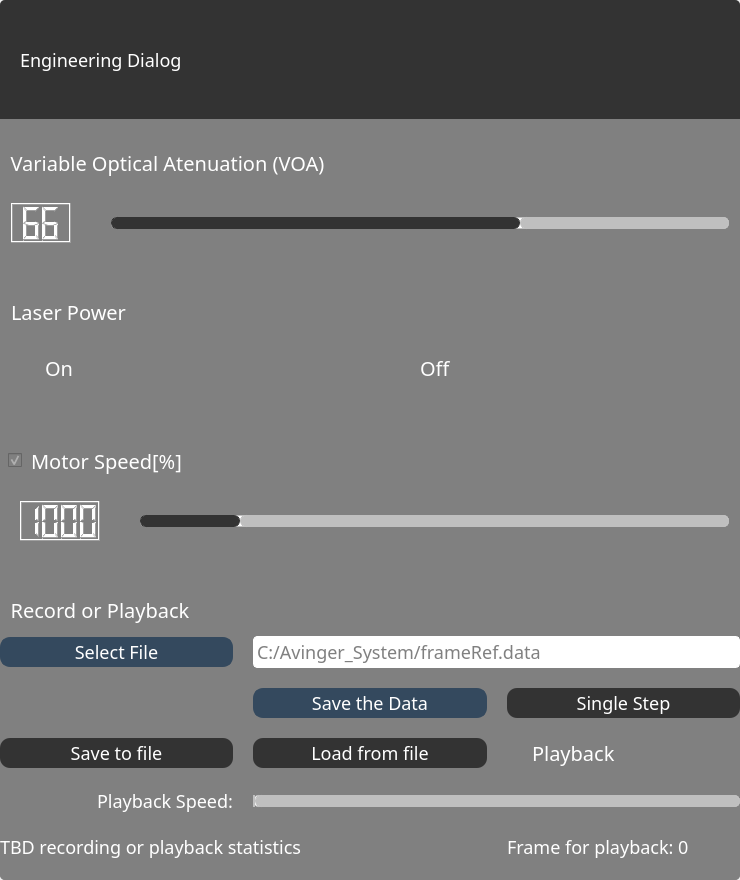
Before: the Qt Designer form Console/consoleApp/Frontend/Widgets/engineeringdialog.ui in laszlo-avotra-tips/consoleApp, drawn with Qt 5.
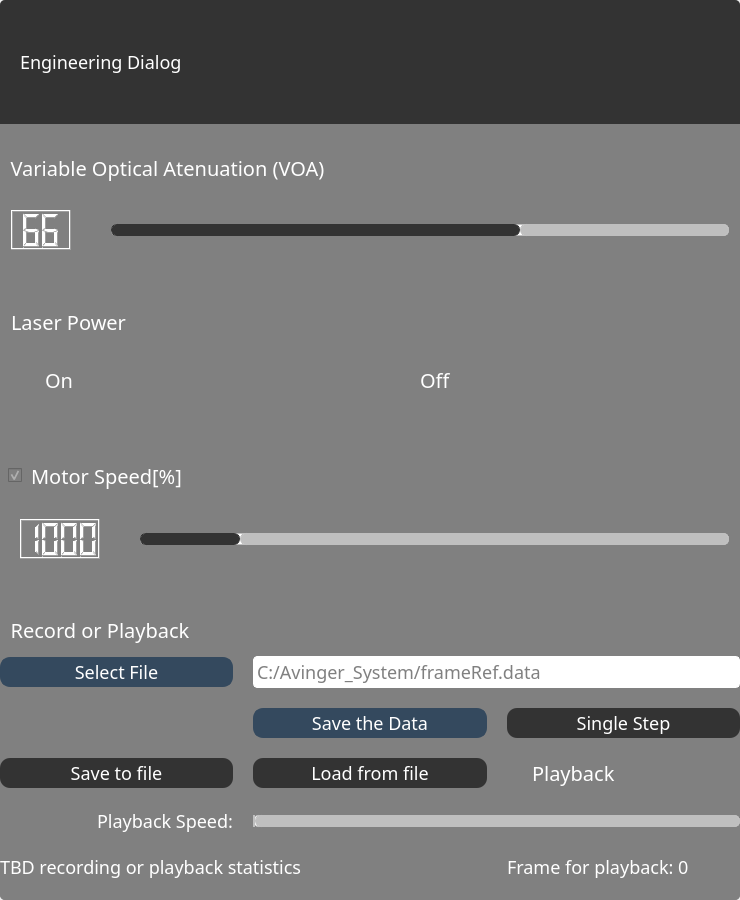
After: the same form once the commit is applied. Icons and pictures are not drawn.

Commit message: engineering dialog position

Diff of the .ui file:
```diff
--- a/Console/consoleApp/Frontend/Widgets/engineeringdialog.ui
+++ b/Console/consoleApp/Frontend/Widgets/engineeringdialog.ui
@@ -7,19 +7,19 @@
     <x>0</x>
     <y>0</y>
     <width>740</width>
-    <height>880</height>
+    <height>900</height>
    </rect>
   </property>
   <property name="minimumSize">
    <size>
     <width>740</width>
-    <height>880</height>
+    <height>900</height>
    </size>
   </property>
   <property name="maximumSize">
    <size>
-    <width>880</width>
-    <height>880</height>
+    <width>740</width>
+    <height>900</height>
    </size>
   </property>
   <property name="windowTitle">
```
The commit also changes 1 other file.
